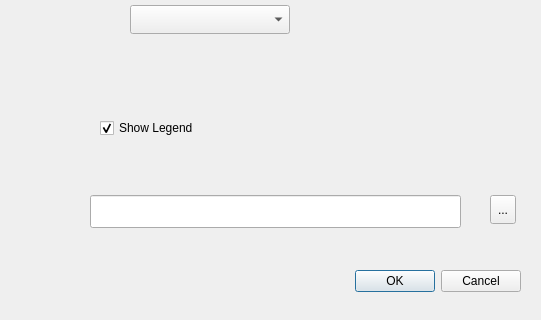
First picture: the form in ui/Bar.ui, repository lucacasagrande/DataPlot, before the edit; both pictures show x 0 to 541 and y 165 to 485 of the 660 by 485 pixel window.
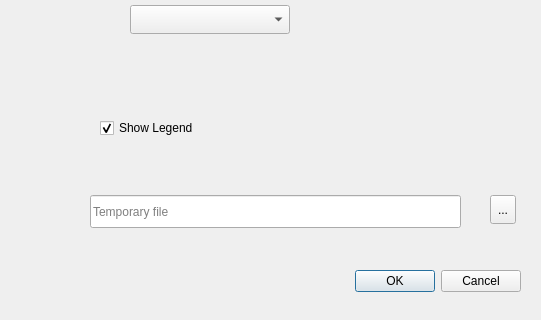
Second picture: the form after the edit. Custom widgets are drawn as their Qt base class.

The edit to the form file:
```diff
--- a/ui/Bar.ui
+++ b/ui/Bar.ui
@@ -84,6 +84,9 @@
      <height>33</height>
     </rect>
    </property>
+   <property name="placeholderText">
+    <string>Temporary file</string>
+   </property>
   </widget>
   <widget class="QToolButton" name="browseButton">
    <property name="geometry">
```
